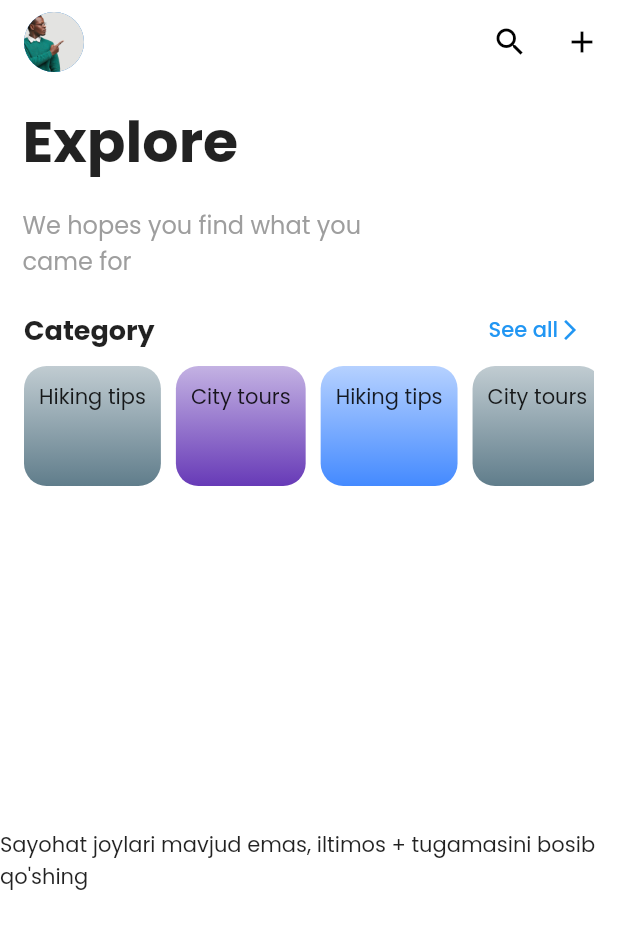
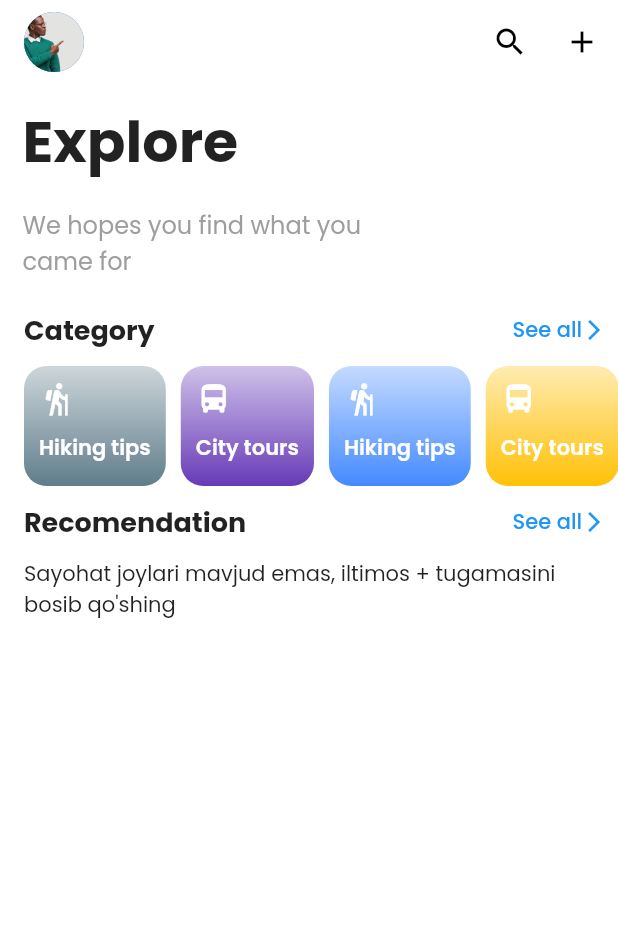
Before and after one commit to Jaloliddin-Fozilov/travel, a Flutter app: the screen it shows after launch, on a phone screen of 412 x 824 dp. Shown: the top 929 px of the screen. Run offline on Flutter 3.47's test engine with Material 2 defaults, Android fonts, the phone set to English and light mode, and no system bars; our stand-ins replace google_fonts, google_maps_flutter, image_picker, location, sqflite; accounts and stored records are empty.

Commit message:
place item

```diff
--- a/lib/providers/categories_provider.dart
+++ b/lib/providers/categories_provider.dart
@@ -23,19 +23,19 @@ class CategoryProvider with ChangeNotifier {
     ),
     CategoryModel(
       id: '1',
-      color: Colors.blueGrey,
+      color: Colors.amber,
       title: 'City tours',
       icon: Icons.directions_bus,
     ),
     CategoryModel(
       id: '0',
-      color: Colors.yellowAccent,
+      color: Colors.orange,
       title: 'Hiking tips',
       icon: Icons.hiking,
     ),
     CategoryModel(
       id: '1',
-      color: Colors.deepPurple,
+      color: Colors.green,
       title: 'City tours',
       icon: Icons.directions_bus,
     ),
@@ -44,4 +44,10 @@ class CategoryProvider with ChangeNotifier {
   List<CategoryModel> get list {
     return [..._list];
   }
+
+  CategoryModel findCategoryById(String id) {
+    return _list.firstWhere(
+      (category) => category.id == id,
+    );
+  }
 }
--- a/lib/screens/places_list_screen.dart
+++ b/lib/screens/places_list_screen.dart
@@ -2,11 +2,14 @@ import 'dart:ui';
 
 import 'package:flutter/material.dart';
 import 'package:provider/provider.dart';
+import 'package:travel/models/category_model.dart';
 import 'package:travel/providers/categories_provider.dart';
 import 'package:travel/providers/places_provider.dart';
 import 'package:travel/screens/add_place_screen.dart';
 import 'package:travel/screens/place_details_screen.dart';
+import 'package:travel/widgets/home_categories.dart';
 import 'package:travel/widgets/home_widget_title_and_button.dart';
+import 'package:travel/widgets/places_items.dart';
 import 'package:travel/widgets/welcome_text.dart';
 
 class PlacesListScreen extends StatelessWidget {
@@ -14,7 +17,6 @@ class PlacesListScreen extends StatelessWidget {
 
   @override
   Widget build(BuildContext context) {
-    final categories = Provider.of<CategoryProvider>(context).list;
     return Scaffold(
       appBar: AppBar(
         backgroundColor: Colors.white,
@@ -44,70 +46,15 @@ class PlacesListScreen extends StatelessWidget {
           HomeWidgetTiitleAndButton(
             title: 'Category',
             function: () {},
-            child: SingleChildScrollView(
+            child: const SingleChildScrollView(
               scrollDirection: Axis.horizontal,
-              child: Row(
-                children: categories
-                    .map((category) => Container(
-                          height: 80,
-                          padding: const EdgeInsets.all(10),
-                          margin: const EdgeInsets.only(right: 10),
-                          decoration: BoxDecoration(
-                            gradient: LinearGradient(
-                              begin: Alignment.topCenter,
-                              end: Alignment.bottomCenter,
-                              colors: [
-                                category.color.withAlpha(100),
-                                category.color,
-                              ],
-                            ),
-                            borderRadius: BorderRadius.circular(15),
-                          ),
-                          child: Text(category.title),
-                        ))
-                    .toList(),
-              ),
+              child: HomeCategories(),
             ),
           ),
-          Expanded(
-            child: FutureBuilder(
-                future: Provider.of<PlacesProvider>(context, listen: false)
-                    .getPlaces(),
-                builder: (ctx, snapshot) {
-                  if (snapshot.connectionState == ConnectionState.waiting) {
-                    return const Center(
-                      child: CircularProgressIndicator(),
-                    );
-                  }
-                  return Consumer<PlacesProvider>(
-                    builder: (context, placesProvider, child) {
-                      if (placesProvider.list.isNotEmpty) {
-                        return ListView.builder(
-                          itemCount: placesProvider.list.length,
-                          itemBuilder: (c, i) => ListTile(
-                            leading: CircleAvatar(
-                              backgroundImage:
-                                  FileImage(placesProvider.list[i].image),
-                            ),
-                            title: Text(placesProvider.list[i].title),
-                            subtitle:
-                                Text(placesProvider.list[i].location.address),
-                            onTap: () => Navigator.of(context).pushNamed(
-                              PlaceDetailsScreen.routName,
-                              arguments: placesProvider.list[i].id,
-                            ),
-                          ),
-                        );
-                      } else {
-                        return child!;
-                      }
-                    },
-                    child: const Center(
-                      child: Text(
-                          'Sayohat joylari mavjud emas, iltimos + tugamasini bosib qo\'shing'),
-                    ),
-                  );
-                }),
+          HomeWidgetTiitleAndButton(
+            title: 'Recomendation',
+            function: () {},
+            child: const PlacesItems(),
           ),
         ],
       ),
--- /dev/null
+++ b/lib/widgets/home_categories.dart
@@ -0,0 +1,52 @@
+import 'package:flutter/material.dart';
+import 'package:provider/provider.dart';
+import 'package:travel/providers/categories_provider.dart';
+
+class HomeCategories extends StatelessWidget {
+  const HomeCategories({
+    Key? key,
+  }) : super(key: key);
+
+  @override
+  Widget build(BuildContext context) {
+    final categories = Provider.of<CategoryProvider>(context).list;
+    return Row(
+      children: categories
+          .map((category) => GestureDetector(
+                onTap: () => Navigator.of(context).pushNamed('/details'),
+                child: Container(
+                  height: 80,
+                  padding: const EdgeInsets.all(10),
+                  margin: const EdgeInsets.only(right: 10),
+                  decoration: BoxDecoration(
+                    gradient: LinearGradient(
+                      begin: Alignment.topCenter,
+                      end: Alignment.bottomCenter,
+                      colors: [
+                        category.color.withAlpha(80),
+                        category.color,
+                      ],
+                    ),
+                    borderRadius: BorderRadius.circular(15),
+                  ),
+                  child: Column(
+                    crossAxisAlignment: CrossAxisAlignment.start,
+                    children: [
+                      Icon(
+                        category.icon,
+                        color: Colors.white,
+                      ),
+                      const SizedBox(height: 10),
+                      Text(
+                        category.title,
+                        style: const TextStyle(
+                            color: Colors.white, fontWeight: FontWeight.w600),
+                      ),
+                    ],
+                  ),
+                ),
+              ))
+          .toList(),
+    );
+  }
+}
--- a/lib/widgets/home_widget_title_and_button.dart
+++ b/lib/widgets/home_widget_title_and_button.dart
@@ -14,7 +14,7 @@ class HomeWidgetTiitleAndButton extends StatelessWidget {
   @override
   Widget build(BuildContext context) {
     return Padding(
-      padding: EdgeInsets.symmetric(horizontal: 16),
+      padding: const EdgeInsets.only(left: 16),
       child: Column(
         children: [
           Row(
--- /dev/null
+++ b/lib/widgets/places_items.dart
@@ -0,0 +1,45 @@
+import 'package:flutter/material.dart';
+import 'package:provider/provider.dart';
+import 'package:travel/providers/places_provider.dart';
+import 'package:travel/widgets/place_item.dart';
+
+class PlacesItems extends StatelessWidget {
+  const PlacesItems({
+    Key? key,
+  }) : super(key: key);
+
+  @override
+  Widget build(BuildContext context) {
+    return FutureBuilder(
+        future: Provider.of<PlacesProvider>(context, listen: false).getPlaces(),
+        builder: (ctx, snapshot) {
+          if (snapshot.connectionState == ConnectionState.waiting) {
+            return const Center(
+              child: CircularProgressIndicator(),
+            );
+          }
+          return Consumer<PlacesProvider>(
+            builder: (context, placesProvider, child) {
+              if (placesProvider.list.isNotEmpty) {
+                return SingleChildScrollView(
+                  scrollDirection: Axis.horizontal,
+                  child: Row(
+                    children: placesProvider.list
+                        .map(
+                          (place) => PlaceItem(id: place.id),
+                        )
+                        .toList(),
+                  ),
+                );
+              } else {
+                return child!;
+              }
+            },
+            child: const Center(
+              child: Text(
+                  'Sayohat joylari mavjud emas, iltimos + tugamasini bosib qo\'shing'),
+            ),
+          );
+        });
+  }
+}
```
Also changed, not shown: lib/widgets/place_item.dart (added, +112 -0 lines).
